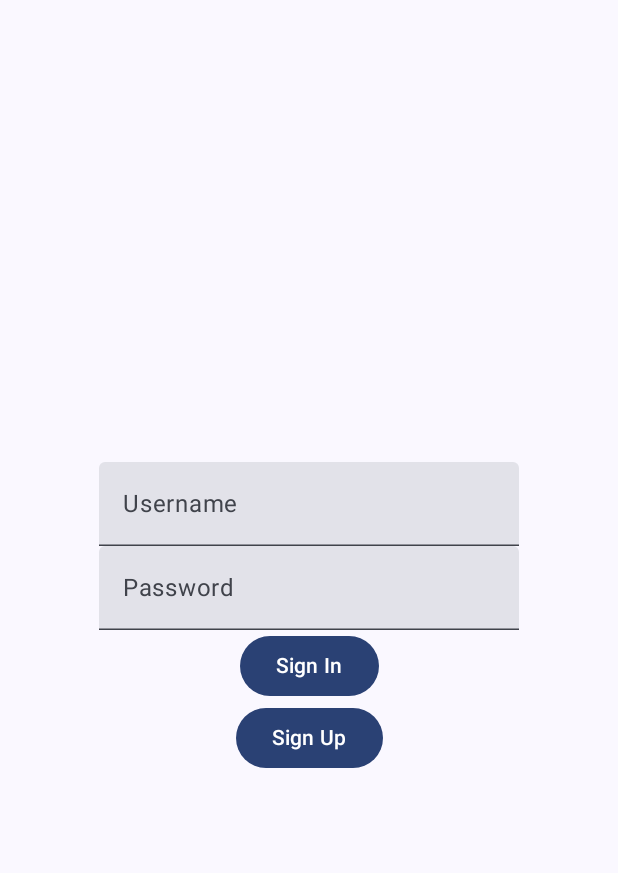
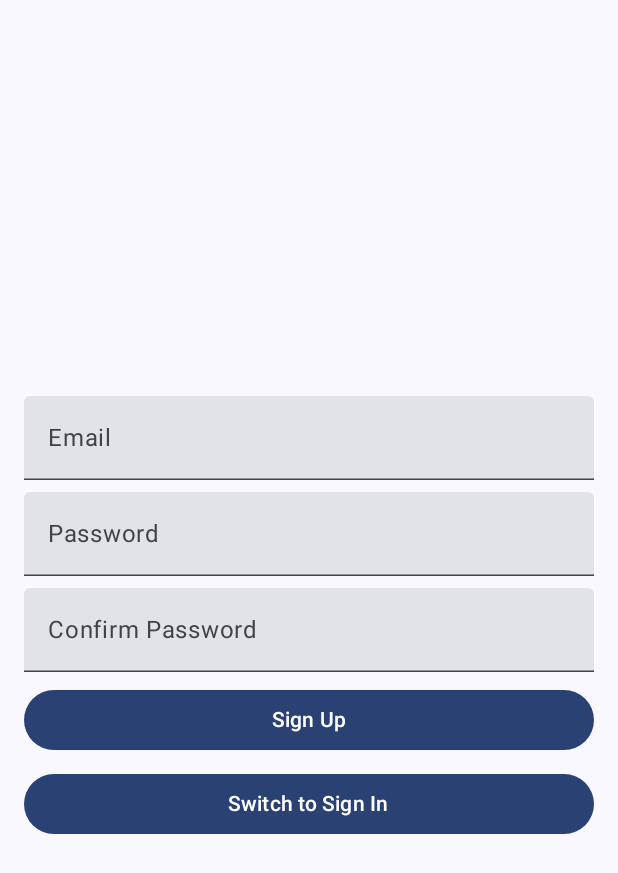
Before and after one commit to ndxnode/Journal-AI-Buddy, an Android app built with Jetpack Compose: the composable LoginScreen shown on its own in the app's theme, after a tap on "Sign Up", on a phone screen of 412 x 824 dp. Shown: the top 873 px of the screen. Run offline under Robolectric (Android 15) with nearby library versions, the phone set to English and light mode, and no system bars; our stand-ins replace Firebase (no records; nobody signed in at launch, a user with empty details on screens opened directly); 2 other taps on this screen came first.

Commit message:
completed firebase auth with email

```diff
--- a/app/build.gradle.kts
+++ b/app/build.gradle.kts
@@ -62,6 +62,7 @@ dependencies {
     annotationProcessor("androidx.room:room-compiler:$room_version")
 
     implementation(platform("com.google.firebase:firebase-bom:33.1.1"))
+    implementation("com.google.firebase:firebase-auth")
 
     implementation("androidx.navigation:navigation-compose:2.4.0-alpha10")
     implementation ("androidx.datastore:datastore-preferences:1.0.0")
--- a/app/src/main/java/com/example/journalaibuddy/ui/screens/LoginScreen.kt
+++ b/app/src/main/java/com/example/journalaibuddy/ui/screens/LoginScreen.kt
@@ -1,8 +1,7 @@
 package com.example.journalaibuddy.ui.screens
 
-import androidx.compose.foundation.layout.Arrangement
-import androidx.compose.foundation.layout.Column
-import androidx.compose.foundation.layout.fillMaxSize
+import android.util.Log
+import androidx.compose.foundation.layout.*
 import androidx.compose.foundation.text.KeyboardOptions
 import androidx.compose.material3.Button
 import androidx.compose.material3.Text
@@ -12,57 +11,96 @@ import androidx.compose.ui.Alignment
 import androidx.compose.ui.Modifier
 import androidx.compose.ui.text.input.KeyboardType
 import androidx.compose.ui.text.input.PasswordVisualTransformation
+import androidx.compose.ui.unit.dp
 import com.google.firebase.auth.FirebaseAuth
 
 @Composable
 fun LoginScreen(onLoginSuccess: () -> Unit) {
     var username by remember { mutableStateOf("") }
     var password by remember { mutableStateOf("") }
-    var loading by remember { mutableStateOf(false) }
+    var confirmPassword by remember { mutableStateOf("") }
+    var isLogin by remember { mutableStateOf(true) }
+    val auth = FirebaseAuth.getInstance()
 
     Column(
-        modifier = Modifier.fillMaxSize(),
+        modifier = Modifier
+            .fillMaxSize()
+            .padding(16.dp),
         horizontalAlignment = Alignment.CenterHorizontally,
         verticalArrangement = Arrangement.Center
     ) {
         TextField(
             value = username,
             onValueChange = { username = it },
-            label = { Text(text = "Username") }
+            label = { Text(text = "Email") },
+            modifier = Modifier.fillMaxWidth()
         )
+        Spacer(modifier = Modifier.height(8.dp))
         TextField(
             value = password,
             onValueChange = { password = it },
             label = { Text("Password") },
             visualTransformation = PasswordVisualTransformation(),
-            keyboardOptions = KeyboardOptions(keyboardType = KeyboardType.Password)
+            keyboardOptions = KeyboardOptions(keyboardType = KeyboardType.Password),
+            modifier = Modifier.fillMaxWidth()
         )
-        Button(onClick = { handleLogin(username, password, onLoginSuccess) }) {
-            Text("Sign In")
+        Spacer(modifier = Modifier.height(8.dp))
+
+        if (!isLogin) {
+            TextField(
+                value = confirmPassword,
+                onValueChange = { confirmPassword = it },
+                label = { Text("Confirm Password") },
+                visualTransformation = PasswordVisualTransformation(),
+                keyboardOptions = KeyboardOptions(keyboardType = KeyboardType.Password),
+                modifier = Modifier.fillMaxWidth()
+            )
+            Spacer(modifier = Modifier.height(8.dp))
         }
-        Button(onClick = { handleSignUp(username, password, onLoginSuccess) }) {
-            Text("Sign Up")
+
+        Button(onClick = {
+            if (isLogin) {
+                signIn(auth, username, password, onLoginSuccess)
+            } else {
+                signUp(auth, username, password, confirmPassword, onLoginSuccess)
+            }
+        }, modifier = Modifier.fillMaxWidth()) {
+            Text(if (isLogin) "Sign In" else "Sign Up")
+        }
+
+        Spacer(modifier = Modifier.height(8.dp))
+
+        Button(onClick = { isLogin = !isLogin }, modifier = Modifier.fillMaxWidth()) {
+            Text(if (isLogin) "Switch to Sign Up" else "Switch to Sign In")
         }
     }
 }
 
-private fun handleLogin(username: String, password: String, onLoginSuccess: () -> Unit) {
-    FirebaseAuth.getInstance().signInWithEmailAndPassword(username, password)
+private fun signIn(auth: FirebaseAuth, email: String, password: String, onLoginSuccess: () -> Unit) {
+    auth.signInWithEmailAndPassword(email, password)
         .addOnCompleteListener { task ->
             if (task.isSuccessful) {
                 onLoginSuccess()
             } else {
+                Log.e("LoginScreen", "SignIn failed: ${task.exception?.message}")
                 // Handle errors
             }
         }
 }
 
-private fun handleSignUp(username: String, password: String, onLoginSuccess: () -> Unit) {
-    FirebaseAuth.getInstance().createUserWithEmailAndPassword(username, password)
+private fun signUp(auth: FirebaseAuth, email: String, password: String, confirmPassword: String, onLoginSuccess: () -> Unit) {
+    if (password != confirmPassword) {
+        Log.e("LoginScreen", "Passwords do not match")
+        // Handle password mismatch
+        return
+    }
+
+    auth.createUserWithEmailAndPassword(email, password)
         .addOnCompleteListener { task ->
             if (task.isSuccessful) {
                 onLoginSuccess()
             } else {
+                Log.e("LoginScreen", "SignUp failed: ${task.exception?.message}")
                 // Handle errors
             }
         }
--- a/app/src/main/java/com/example/journalaibuddy/ui/screens/MainScreen.kt
+++ b/app/src/main/java/com/example/journalaibuddy/ui/screens/MainScreen.kt
@@ -46,7 +46,9 @@ fun MainScreen(viewModel: JournalViewModel) {
             }
         }
     ) {
-        LazyColumn {
+        LazyColumn(
+            modifier = Modifier.padding(it)
+        ) {
             items(journalEntries.size) { index ->
                 JournalEntryCard(journalEntries[index], viewModel)
             }
```
Also changed, not shown: app/src/main/java/com/example/journalaibuddy/ui/screens/WelcomeScreen.kt (+4 -4 lines).
